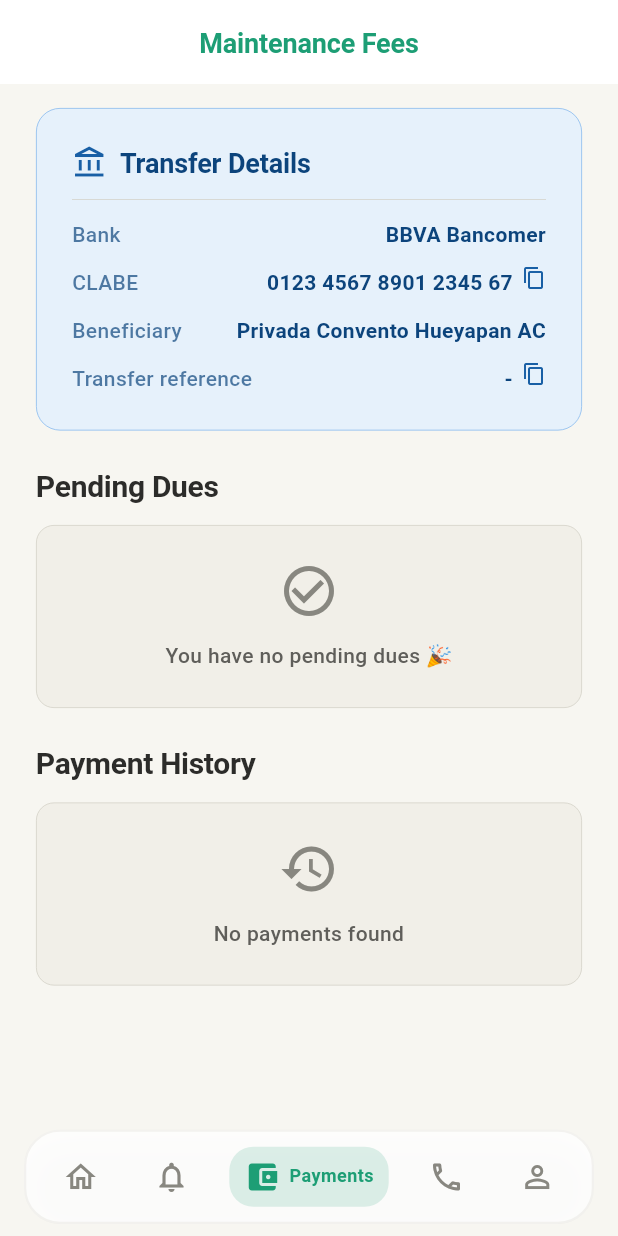
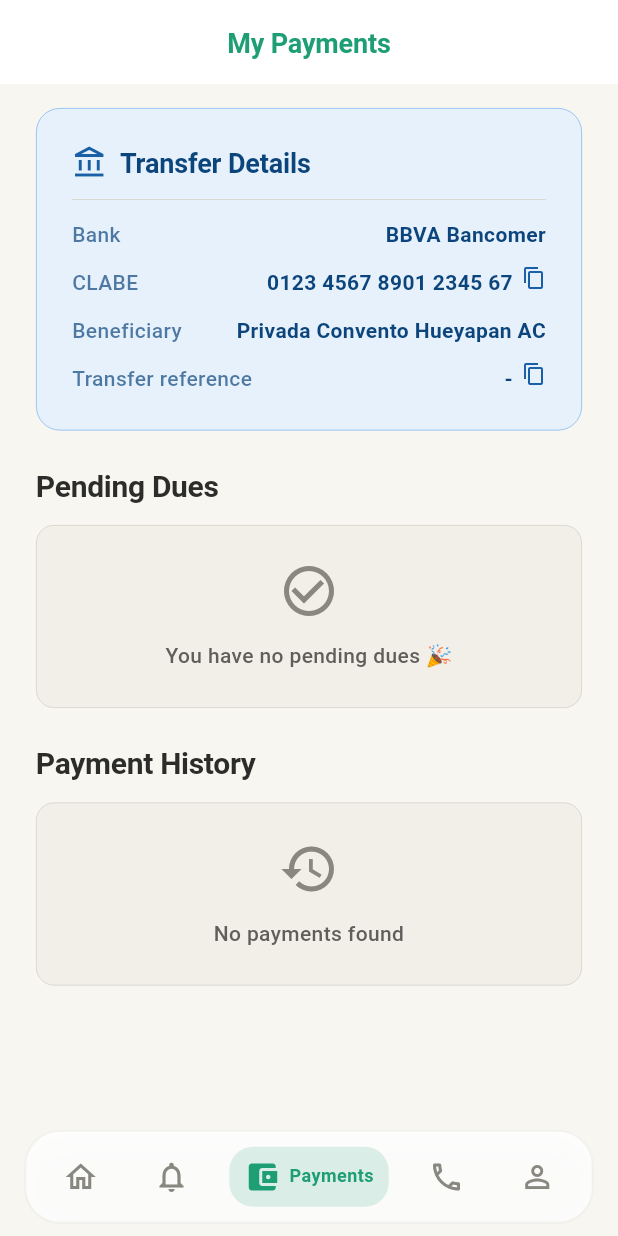
Before and after one commit to VladoDev/hueyappanv1, a Flutter app: the screen it shows once a user with an empty profile is signed in, item 3 of the bottom bar chosen, on a phone screen of 412 x 824 dp. Run offline on Flutter 3.47's test engine with Material 3 defaults, Android fonts, the phone set to English and light mode, and no system bars; our stand-ins replace cloud_firestore, drift, firebase_analytics, firebase_auth, firebase_core, firebase_crashlytics and 5 more; missing offline and left inert: flutter_recaptcha_v2_compat, flutter_ringtone_player, screenshot_callback; accounts and stored records are empty; generated files the repository leaves out were written again.

Commit message:
feat: add isEmbedded support to payment views and rename maintenance fees label to My Payments

```diff
--- a/lib/l10n/app_en.arb
+++ b/lib/l10n/app_en.arb
@@ -88,7 +88,7 @@
   "residentStatusLabel": "Resident Status",
   "signOut": "Sign Out",
 
-  "maintenanceFees": "Maintenance Fees",
+  "maintenanceFees": "My Payments",
   "paymentHistory": "Payment History",
   "amountPaid": "Amount Paid",
   "amountPaidValue": "${amount} USD",
--- a/lib/l10n/app_es.arb
+++ b/lib/l10n/app_es.arb
@@ -88,7 +88,7 @@
   "residentStatusLabel": "Estado de Residente",
   "signOut": "Cerrar Sesión",
 
-  "maintenanceFees": "Cuotas de Mantenimiento",
+  "maintenanceFees": "Mis Pagos",
   "paymentHistory": "Historial de Pagos",
   "amountPaid": "Monto Pagado",
   "amountPaidValue": "${amount} USD",
--- a/lib/l10n/app_localizations.dart
+++ b/lib/l10n/app_localizations.dart
@@ -443,7 +443,7 @@ abstract class AppLocalizations {
   /// No description provided for @maintenanceFees.
   ///
   /// In en, this message translates to:
-  /// **'Maintenance Fees'**
+  /// **'My Payments'**
   String get maintenanceFees;
 
   /// No description provided for @paymentHistory.
--- a/lib/l10n/app_localizations_en.dart
+++ b/lib/l10n/app_localizations_en.dart
@@ -190,7 +190,7 @@ class AppLocalizationsEn extends AppLocalizations {
   String get signOut => 'Sign Out';
 
   @override
-  String get maintenanceFees => 'Maintenance Fees';
+  String get maintenanceFees => 'My Payments';
 
   @override
   String get paymentHistory => 'Payment History';
--- a/lib/l10n/app_localizations_es.dart
+++ b/lib/l10n/app_localizations_es.dart
@@ -192,7 +192,7 @@ class AppLocalizationsEs extends AppLocalizations {
   String get signOut => 'Cerrar Sesión';
 
   @override
-  String get maintenanceFees => 'Cuotas de Mantenimiento';
+  String get maintenanceFees => 'Mis Pagos';
 
   @override
   String get paymentHistory => 'Historial de Pagos';
--- a/lib/src/features/payments/presentation/screens/neighbor_payments_view.dart
+++ b/lib/src/features/payments/presentation/screens/neighbor_payments_view.dart
@@ -11,11 +11,13 @@ import '../../../authentication/presentation/providers/auth_provider.dart';
 class NeighborPaymentsView extends ConsumerWidget {
   final String lot;
   final String house;
+  final bool isEmbedded;
 
   const NeighborPaymentsView({
     super.key,
     required this.lot,
     required this.house,
+    this.isEmbedded = false,
   });
 
   @override
@@ -25,26 +27,16 @@ class NeighborPaymentsView extends ConsumerWidget {
     final paymentsAsync = ref.watch(neighborPaymentsStreamProvider((lot: lot, house: house)));
     final transactionsAsync = ref.watch(neighborTransactionsStreamProvider((lot: lot, house: house)));
 
-    return Scaffold(
-      appBar: AppBar(
-        title: Text(
-          l10n.maintenanceFees,
-          style: VecinalTextStyles.headlineSmall.copyWith(
-            fontWeight: FontWeight.bold,
-            color: vc.primaryDefault,
-          ),
-        ),
-      ),
-      body: paymentsAsync.when(
+    final bodyContent = paymentsAsync.when(
       data: (payments) {
         final pending = payments.where((p) => p.paymentStatus != 'paid').toList();
 
         return ListView(
-            padding: const EdgeInsets.only(
+          padding: EdgeInsets.only(
             left: VecinalSpacing.xl,
             right: VecinalSpacing.xl,
             top: VecinalSpacing.base,
-              bottom: 100,
+            bottom: isEmbedded ? 24 : 100,
           ),
           children: [
             _buildTransferCard(context),
@@ -111,7 +103,23 @@ class NeighborPaymentsView extends ConsumerWidget {
       },
       loading: () => const Center(child: CircularProgressIndicator()),
       error: (err, stack) => Center(child: Text('Error: $err')),
+    );
+
+    if (isEmbedded) {
+      return bodyContent;
+    }
+
+    return Scaffold(
+      appBar: AppBar(
+        title: Text(
+          l10n.maintenanceFees,
+          style: VecinalTextStyles.headlineSmall.copyWith(
+            fontWeight: FontWeight.bold,
+            color: vc.primaryDefault,
           ),
+        ),
+      ),
+      body: bodyContent,
     );
   }
 
--- a/lib/src/features/payments/presentation/screens/payments_tab_screen.dart
+++ b/lib/src/features/payments/presentation/screens/payments_tab_screen.dart
@@ -2,7 +2,7 @@ import 'package:flutter/material.dart';
 import 'package:flutter_riverpod/flutter_riverpod.dart';
 import '../../../authentication/presentation/providers/auth_provider.dart';
 import 'neighbor_payments_view.dart';
-import 'admin_payments_view.dart';
+import 'admin_payments_wrapper.dart';
 
 class PaymentsTabScreen extends ConsumerWidget {
   const PaymentsTabScreen({super.key});
@@ -21,7 +21,7 @@ class PaymentsTabScreen extends ConsumerWidget {
     }
 
     if (user.isAdmin) {
-      return const AdminPaymentsView();
+      return AdminPaymentsWrapperScreen(lot: user.lot, house: user.house);
     } else {
       return NeighborPaymentsView(lot: user.lot,
         house: user.house);
```
Also changed, not shown: lib/src/features/payments/presentation/screens/admin_payments_view.dart (+32 -21 lines), lib/src/features/payments/presentation/screens/admin_payments_wrapper.dart (added, +83 -0 lines). Lines whose indentation alone changed are shown as unchanged.
